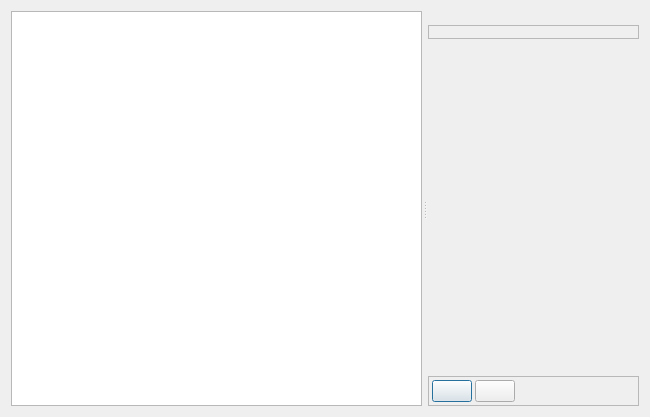
Old version of the form Tools/ResourceEditor/DataQt/soundbrowser.ui in the repository xaoctech/dava.engine.
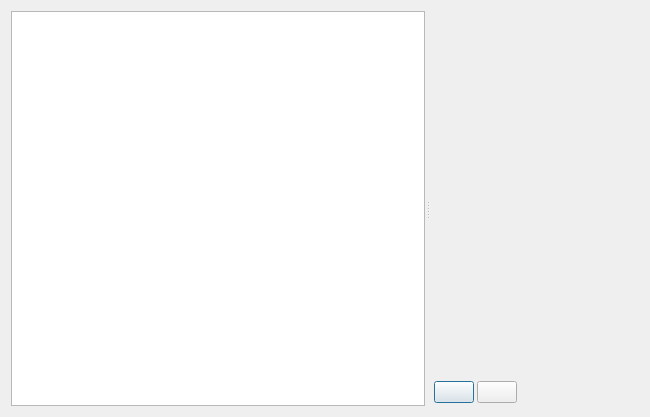
New version of the form.

The edit to the form file:
```diff
--- a/Tools/ResourceEditor/DataQt/soundbrowser.ui
+++ b/Tools/ResourceEditor/DataQt/soundbrowser.ui
@@ -83,7 +83,7 @@
        <item>
         <widget class="QFrame" name="paramsFrame">
          <property name="frameShape">
-          <enum>QFrame::StyledPanel</enum>
+          <enum>QFrame::NoFrame</enum>
          </property>
          <property name="frameShadow">
           <enum>QFrame::Raised</enum>
@@ -114,7 +114,7 @@
        <item>
         <widget class="QFrame" name="frame_2">
          <property name="frameShape">
-          <enum>QFrame::StyledPanel</enum>
+          <enum>QFrame::NoFrame</enum>
          </property>
          <property name="frameShadow">
           <enum>QFrame::Raised</enum>
```
